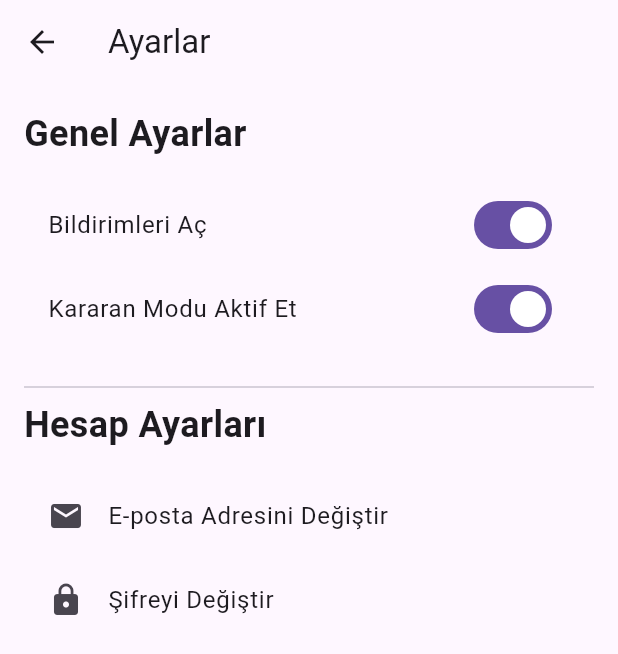
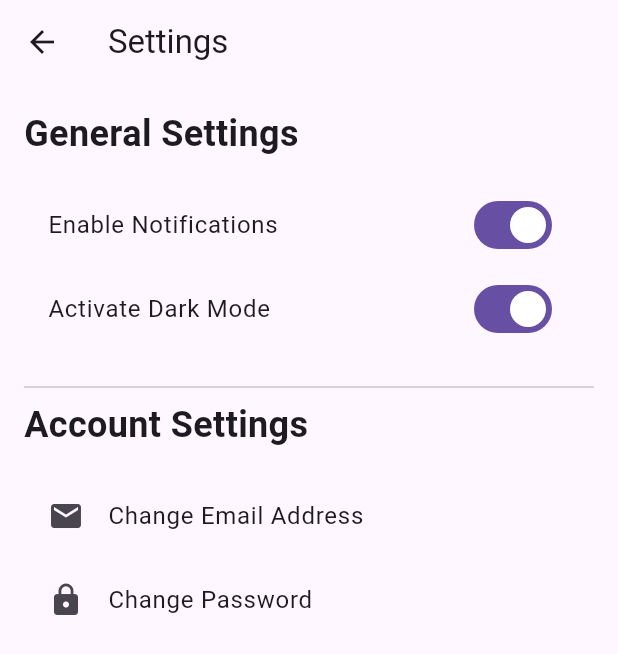
Before and after one commit to oguzhanfatihkucuk/SmartHomeApp, a Flutter app: the SettingsDetailScreen screen opened directly, on a phone screen of 412 x 824 dp. Shown: the top 654 px of the screen. Run offline on Flutter 3.47's test engine with Material 3 defaults, Android fonts, the phone set to English and light mode, and no system bars; our stand-ins replace firebase_auth, firebase_core, firebase_database, go_router, shared_preferences, speech_to_text; accounts and stored records are empty; network calls fail.

Commit message:
Setting Screen has been updated into new version.

```diff
--- a/lib/Screens/MainScreen/MainScreen.dart
+++ b/lib/Screens/MainScreen/MainScreen.dart
@@ -1,4 +1,3 @@
-import 'package:firebase_core/firebase_core.dart';
 import 'package:flutter/cupertino.dart';
 import 'package:flutter/material.dart';
 import '../HomeScreen/HomeScreen.dart';
@@ -17,8 +16,6 @@ class _MainScreenState extends State<MainScreen> {
     HomeScreen(),
     RoomScreen(),
     SettingsScreen(),
-
-
   ];
 
   @override
--- a/lib/Screens/SettingsScreen/Subpages/SettingsDetailScreen.dart
+++ b/lib/Screens/SettingsScreen/Subpages/SettingsDetailScreen.dart
@@ -6,14 +6,15 @@ class SettingsDetailScreen extends StatefulWidget {
 }
 
 class _SettingsDetailScreenState extends State<SettingsDetailScreen> {
-  // Bildirim durumu (true veya false)
+  // Notification status (true or false)
   bool _isNotificationEnabled = true;
   bool _isDarkMode = true;
+
   @override
   Widget build(BuildContext context) {
     return Scaffold(
       appBar: AppBar(
-        title: const Text('Ayarlar'),
+        title: const Text('Settings'),
       ),
       body: Padding(
         padding: const EdgeInsets.all(16.0),
@@ -21,7 +22,7 @@ class _SettingsDetailScreenState extends State<SettingsDetailScreen> {
           crossAxisAlignment: CrossAxisAlignment.start,
           children: [
             const Text(
-              "Genel Ayarlar",
+              "General Settings",
               style: TextStyle(
                 fontSize: 24,
                 fontWeight: FontWeight.bold,
@@ -29,27 +30,27 @@ class _SettingsDetailScreenState extends State<SettingsDetailScreen> {
             ),
             const SizedBox(height: 16),
             SwitchListTile(
-              title: const Text('Bildirimleri Aç'),
-              value: _isNotificationEnabled, // Durumu burada kullanıyoruz
+              title: const Text('Enable Notifications'),
+              value: _isNotificationEnabled, // Use the status here
               onChanged: (bool value) {
                 setState(() {
-                  _isNotificationEnabled = value; // Durumu güncelliyoruz
+                  _isNotificationEnabled = value; // Update the status
                 });
               },
             ),
             SwitchListTile(
-              title: const Text('Kararan Modu Aktif Et'),
+              title: const Text('Activate Dark Mode'),
               value: _isDarkMode,
               onChanged: (bool value) {
                 setState(() {
-                  _isDarkMode = value; // Durumu güncelliyoruz
+                  _isDarkMode = value; // Update the status
                 });
               },
             ),
             const SizedBox(height: 16),
             const Divider(),
             const Text(
-              "Hesap Ayarları",
+              "Account Settings",
               style: TextStyle(
                 fontSize: 24,
                 fontWeight: FontWeight.bold,
@@ -58,16 +59,16 @@ class _SettingsDetailScreenState extends State<SettingsDetailScreen> {
             const SizedBox(height: 16),
             ListTile(
               leading: const Icon(Icons.email),
-              title: const Text("E-posta Adresini Değiştir"),
+              title: const Text("Change Email Address"),
               onTap: () {
-                // E-posta değişikliği işlemleri
+                // Handle email change logic
               },
             ),
             ListTile(
               leading: const Icon(Icons.lock),
-              title: const Text("Şifreyi Değiştir"),
+              title: const Text("Change Password"),
               onTap: () {
-                // Şifre değiştirme işlemleri
+                // Handle password change logic
               },
             ),
           ],
```
Also changed, not shown: lib/Screens/SettingsScreen/SettingsScreen.dart (+27 -23 lines), lib/Screens/SettingsScreen/Subpages/ProfileScreen.dart (+6 -6 lines), lib/Screens/SettingsScreen/Subpages/SupportScreen.dart (added, +96 -0 lines).
